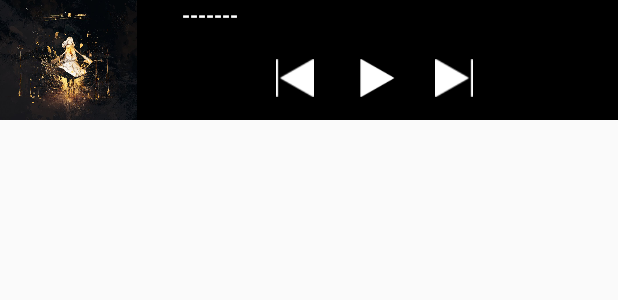
After one commit to nttuywn/Musiconline, an Android app: the layout notification_bar.xml on its own in the app's theme, with its tools: preview values and no code run, on a phone screen of 412 x 824 dp. The commit adds this screen. Shown: the top 300 px of the screen. Run offline under Robolectric (Android 15) with nearby library versions, the phone set to English and light mode, and no system bars.

Commit message:
Cap nhat Notification Bar.

```diff
--- a/app/src/main/java/com/example/cauvong/musiconline/MainActivity.java
+++ b/app/src/main/java/com/example/cauvong/musiconline/MainActivity.java
@@ -1,11 +1,13 @@
 package com.example.cauvong.musiconline;
 
+import android.app.Notification;
 import android.content.Context;
 import android.content.Intent;
 import android.os.Bundle;
 import android.support.design.widget.NavigationView;
 import android.support.v4.app.FragmentManager;
 import android.support.v4.app.FragmentTransaction;
+import android.support.v4.app.NotificationCompat;
 import android.support.v4.view.GravityCompat;
 import android.support.v4.widget.DrawerLayout;
 import android.support.v7.app.ActionBarDrawerToggle;
--- a/app/src/main/java/com/example/cauvong/musiconline/MyLibraryFragment.java
+++ b/app/src/main/java/com/example/cauvong/musiconline/MyLibraryFragment.java
@@ -117,11 +117,6 @@ public class MyLibraryFragment extends Fragment {
         TabHost tabHost = (TabHost) getView().findViewById(R.id.tabML);
 
         tabHost.setup();
-        TabHost.TabSpec tab2 = tabHost.newTabSpec("t2");
-        tab2.setIndicator("Artists");
-        tab2.setContent(R.id.tabA);
-        tabHost.addTab(tab2);
-
         TabHost.TabSpec tab3 = tabHost.newTabSpec("t3");
         tab3.setIndicator("Albums");
         tab3.setContent(R.id.tabAlbums);
--- a/app/src/main/java/com/example/cauvong/musiconline/OnlineLibraryFragment.java
+++ b/app/src/main/java/com/example/cauvong/musiconline/OnlineLibraryFragment.java
@@ -76,7 +76,10 @@ public class OnlineLibraryFragment extends Fragment {
                     @Override
                     public void onItemClick(AdapterView<?> parent, View view, final int position, long id) {
                         Intent intentToA = new Intent(getActivity(), Youtube.class);
+                        Bundle bud = new Bundle();
+                        bud.putSerializable("listvideos", listVideos);
                         intentToA.putExtra("idVideo", listVideos.get(position).getIdVideo());
+                        intentToA.putExtra("list", bud);
                         startActivity(intentToA);
                     }
                 });
--- a/app/src/main/java/com/example/cauvong/musiconline/VideoYoutube.java
+++ b/app/src/main/java/com/example/cauvong/musiconline/VideoYoutube.java
@@ -1,10 +1,12 @@
 package com.example.cauvong.musiconline;
+
+import java.io.Serializable;
 
 /**
  * Created by tus on 1/16/2018.
  */
 
-public class VideoYoutube {
+public class VideoYoutube implements Serializable{
 
     private String title;
     private String thumbnails;
--- /dev/null
+++ b/app/src/main/res/layout/notification_bar.xml
@@ -0,0 +1,87 @@
+<?xml version="1.0" encoding="utf-8"?>
+<LinearLayout xmlns:android="http://schemas.android.com/apk/res/android"
+    xmlns:app="http://schemas.android.com/apk/res-auto"
+    android:layout_width="match_parent"
+    android:layout_height="wrap_content"
+    android:orientation="horizontal">
+
+    <ImageView
+        android:id="@+id/imgNotiSongImg"
+        android:layout_width="0dp"
+        android:layout_height="80dp"
+        android:layout_weight="2"
+        android:background="@drawable/anh"
+        android:paddingRight="10dp"
+        android:scaleType="fitStart" />
+
+    <LinearLayout
+        android:layout_width="0dp"
+        android:layout_height="80dp"
+        android:layout_weight="7"
+        android:orientation="vertical">
+
+        <TextView
+            android:id="@+id/txtNotiSongName"
+            android:layout_width="match_parent"
+            android:layout_height="wrap_content"
+            android:layout_weight="1"
+            android:background="#000"
+            android:paddingLeft="30dp"
+            android:text="-------"
+            android:textColor="#FFF"
+            android:textStyle="bold" />
+
+        <RelativeLayout
+
+            android:layout_width="match_parent"
+            android:layout_height="wrap_content"
+            android:layout_weight="3"
+            android:background="#000"
+            android:paddingTop="15dp">
+
+            <Button
+                android:id="@+id/btn_noti_prev"
+                android:layout_width="25dp"
+                android:layout_height="25dp"
+                android:layout_below="@+id/seekbar"
+                android:layout_marginEnd="29dp"
+                android:layout_marginRight="29dp"
+                android:layout_toLeftOf="@+id/btn_noti_play"
+                android:layout_toStartOf="@+id/btn_noti_play"
+                android:background="@drawable/ic_player_prev" />
+
+            <Button
+                android:id="@+id/btn_noti_play"
+                android:layout_width="25dp"
+                android:layout_height="25dp"
+                android:layout_alignBottom="@+id/btn_noti_pause"
+                android:layout_centerHorizontal="true"
+                android:background="@drawable/ic_player_play"
+                android:visibility="visible" />
+
+            <Button
+                android:id="@+id/btn_noti_pause"
+                android:layout_width="25dp"
+                android:layout_height="25dp"
+                android:layout_centerVertical="true"
+                android:layout_toEndOf="@+id/btn_noti_prev"
+                android:layout_toRightOf="@+id/btn_noti_prev"
+                android:background="@drawable/ic_player_pause"
+                android:visibility="invisible" />
+
+            <Button
+                android:id="@+id/btn_noti_next"
+                android:layout_width="25dp"
+                android:layout_height="25dp"
+                android:layout_alignBottom="@+id/btn_prev"
+                android:layout_below="@+id/seekbar"
+                android:layout_marginLeft="26dp"
+                android:layout_marginStart="26dp"
+                android:layout_toEndOf="@+id/btn_noti_play"
+                android:layout_toRightOf="@+id/btn_noti_play"
+                android:background="@drawable/ic_player_next" />
+        </RelativeLayout>
+
+    </LinearLayout>
+
+</LinearLayout>
```
Also changed, not shown: app/src/main/AndroidManifest.xml (+8 -0 lines), app/src/main/java/com/example/cauvong/musiconline/NotificationBroadCast.java (added, +26 -0 lines), app/src/main/java/com/example/cauvong/musiconline/OfflineFragment.java (+12 -23 lines), app/src/main/java/com/example/cauvong/musiconline/Youtube.java (+24 -6 lines), app/src/main/res/layout/my_library_tabhost.xml (+0 -9 lines), app/src/main/res/layout/now_play.xml (+9 -9 lines), app/src/main/res/layout/tab_artists.xml (deleted, +0 -71 lines), app/src/main/res/layout/youtube_test.xml (+13 -7 lines).
